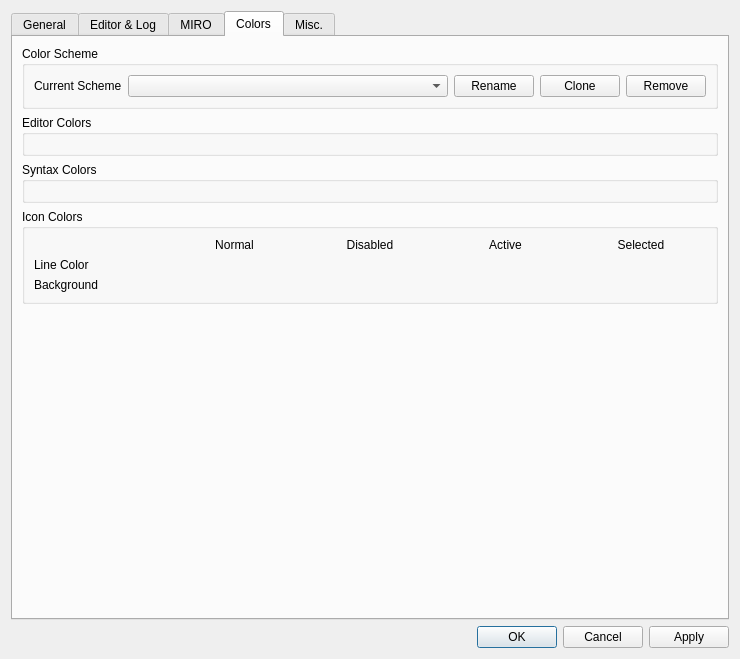
The window that src/settingsdialog.ui (GAMS-dev/studio) describes before a commit, drawn with Qt 5.
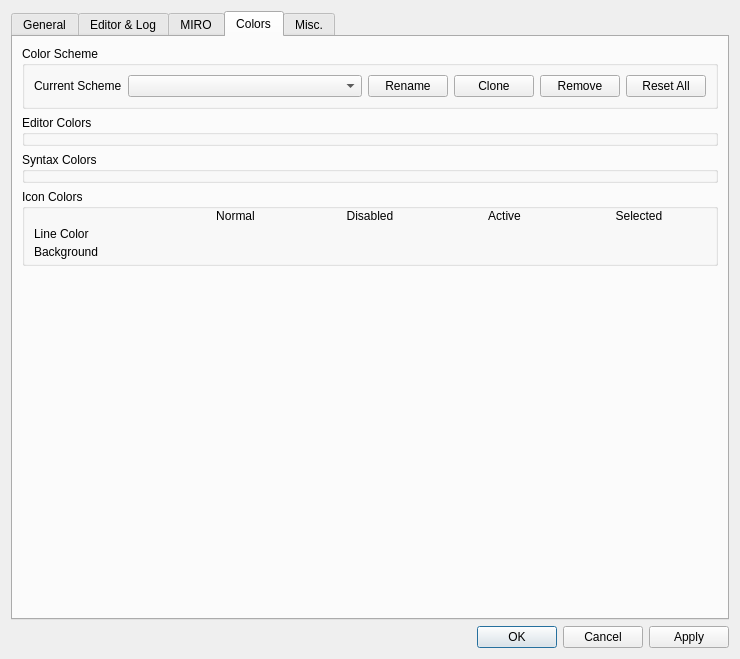
The same window after the commit. The open tabs and pages were chosen to show the change. Custom widgets are drawn as their Qt base class.

Patch:
```diff
--- a/src/settingsdialog.ui
+++ b/src/settingsdialog.ui
@@ -583,6 +583,13 @@
             </property>
            </widget>
           </item>
+          <item>
+           <widget class="QPushButton" name="btResetAll">
+            <property name="text">
+             <string>Reset All</string>
+            </property>
+           </widget>
+          </item>
          </layout>
         </widget>
        </item>
@@ -598,6 +605,18 @@
           <bool>true</bool>
          </property>
          <layout class="QGridLayout" name="gridLayout_12">
+          <property name="topMargin">
+           <number>0</number>
+          </property>
+          <property name="bottomMargin">
+           <number>4</number>
+          </property>
+          <property name="horizontalSpacing">
+           <number>0</number>
+          </property>
+          <property name="verticalSpacing">
+           <number>4</number>
+          </property>
           <item row="0" column="0">
            <widget class="gams::studio::SchemeWidget" name="widget_2" native="true"/>
           </item>
@@ -616,6 +635,18 @@
           <bool>false</bool>
          </property>
          <layout class="QGridLayout" name="gridLayout_13">
+          <property name="topMargin">
+           <number>0</number>
+          </property>
+          <property name="bottomMargin">
+           <number>4</number>
+          </property>
+          <property name="horizontalSpacing">
+           <number>0</number>
+          </property>
+          <property name="verticalSpacing">
+           <number>4</number>
+          </property>
           <item row="0" column="0">
            <widget class="gams::studio::SchemeWidget" name="widget_3" native="true"/>
           </item>
@@ -624,6 +655,12 @@
        </item>
        <item>
         <widget class="QGroupBox" name="groupIconColors">
+         <property name="sizePolicy">
+          <sizepolicy hsizetype="Minimum" vsizetype="Preferred">
+           <horstretch>0</horstretch>
+           <verstretch>0</verstretch>
+          </sizepolicy>
+         </property>
          <property name="title">
           <string>Icon Colors</string>
          </property>
@@ -634,6 +671,24 @@
           <bool>true</bool>
          </property>
          <layout class="QGridLayout" name="gridLayout_11" columnstretch="1,1,1,1,1">
+          <property name="leftMargin">
+           <number>9</number>
+          </property>
+          <property name="topMargin">
+           <number>0</number>
+          </property>
+          <property name="rightMargin">
+           <number>9</number>
+          </property>
+          <property name="bottomMargin">
+           <number>4</number>
+          </property>
+          <property name="horizontalSpacing">
+           <number>0</number>
+          </property>
+          <property name="verticalSpacing">
+           <number>4</number>
+          </property>
           <item row="0" column="1">
            <widget class="QLabel" name="label_5">
             <property name="text">
@@ -688,9 +743,6 @@
             </property>
            </widget>
           </item>
-          <item row="1" column="1">
-           <widget class="gams::studio::SchemeWidget" name="widget" native="true"/>
-          </item>
          </layout>
         </widget>
        </item>
```
Left out of the diff: 10 changed lines with no effect on the pictures.
